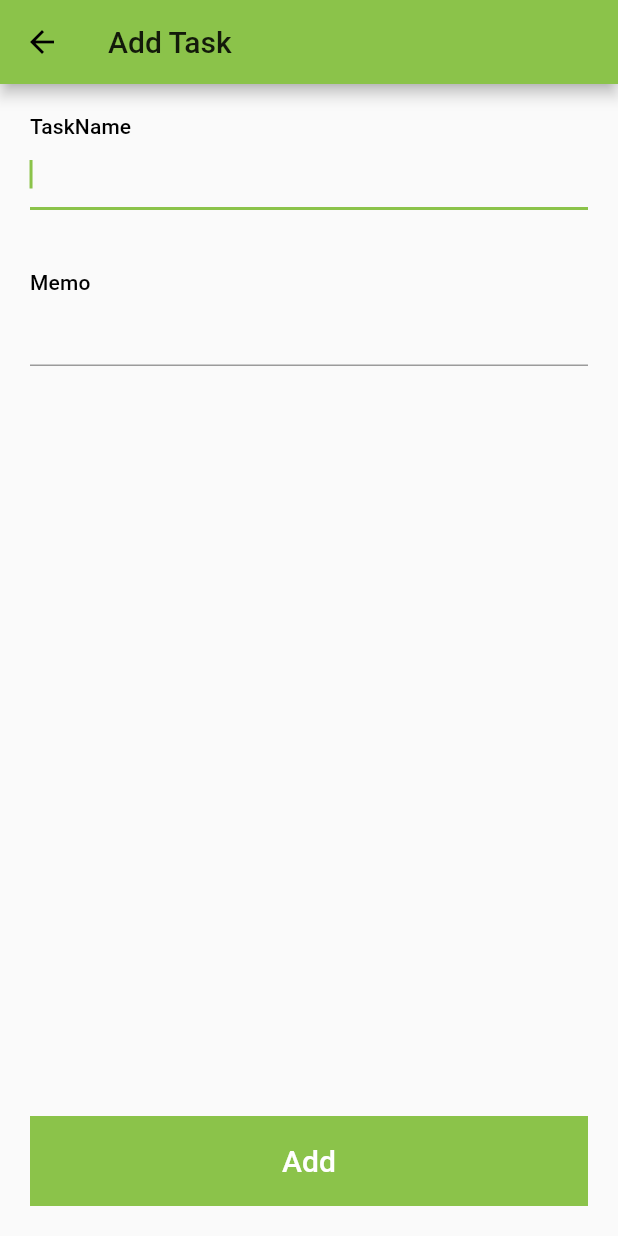
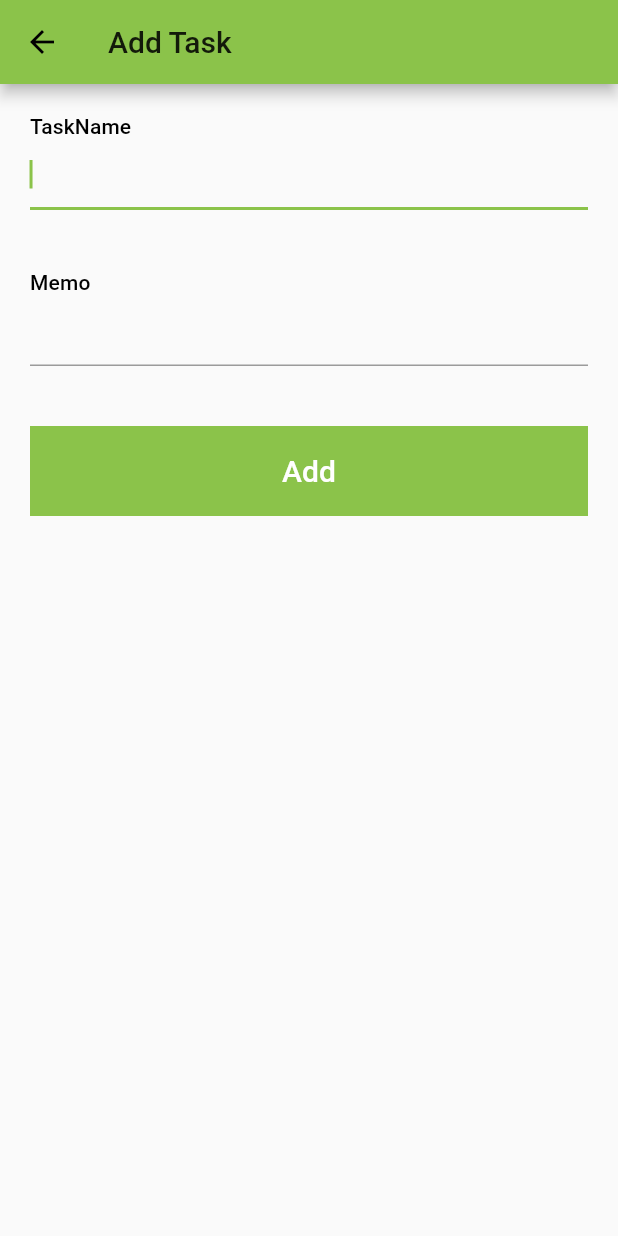
Before and after one commit to yamatatsu10969/todo_app_yamatatsu, a Flutter app: the AddTaskScreen screen opened by its route, on a phone screen of 412 x 824 dp. Run offline on Flutter 3.47's test engine with Material 2 defaults, Android fonts, the phone set to English and light mode, and no system bars.

Commit message:
fix brake when happend error text

```diff
--- a/lib/screen/add_task_screen/add_task_screen.dart
+++ b/lib/screen/add_task_screen/add_task_screen.dart
@@ -16,10 +16,9 @@ class AddTaskScreen extends StatelessWidget {
       appBar: AppBar(
         title: Text(_isEdit() ? 'Save Task' : 'Add Task'),
       ),
-      body: Column(
+      body: ListView(
         children: <Widget>[
           _buildForm(context, viewModel),
-          Spacer(),
           _buildAddButton(context)
         ],
       ),
```
